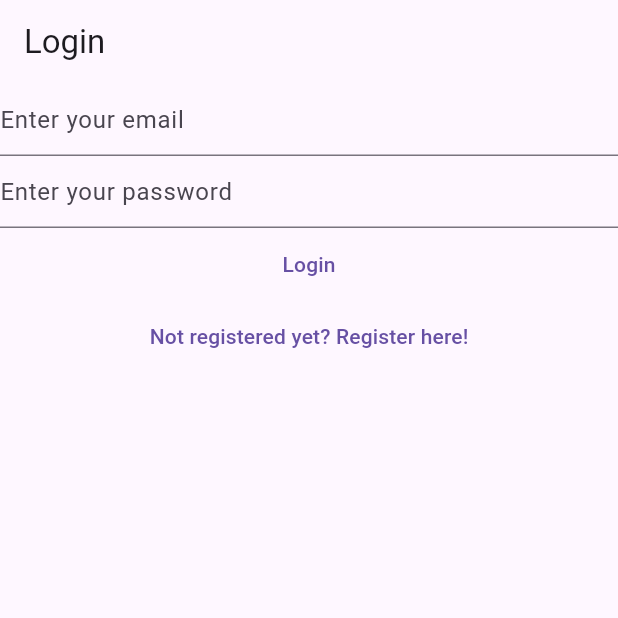
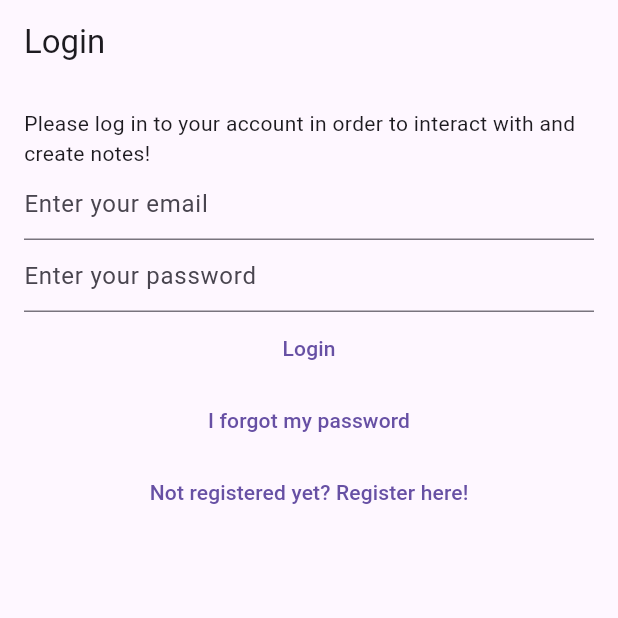
Before and after one commit to HensemLin/flutter_tut, a Flutter app: the screen it shows after launch, on a phone screen of 412 x 824 dp, the top half of it. Run offline on Flutter 3.47's test engine with Material 3 defaults, Android fonts, the phone set to English and light mode, and no system bars; our stand-ins replace bloc, cloud_firestore, equatable, firebase_auth, firebase_core, flutter_bloc and 1 more; accounts and stored records are empty.

Commit message:
step -27

```diff
--- a/lib/main.dart
+++ b/lib/main.dart
@@ -6,6 +6,7 @@ import 'package:mynotes/services/auth/bloc/auth_bloc.dart';
 import 'package:mynotes/services/auth/bloc/auth_event.dart';
 import 'package:mynotes/services/auth/bloc/auth_state.dart';
 import 'package:mynotes/services/auth/firebase_auth_provider.dart';
+import 'package:mynotes/views/forgot_password_view.dart';
 import 'package:mynotes/views/login_view.dart';
 import 'package:mynotes/views/notes/create_update_note_view.dart';
 import 'package:mynotes/views/notes/notes_view.dart';
@@ -62,6 +63,8 @@ class HomePage extends StatelessWidget {
           return const VerifyEmailView();
         } else if (state is AuthStateLoggedOut) {
           return const LoginView();
+        } else if (state is AuthStateForgotPassword) {
+          return const ForgotPasswordView();
         } else if (state is AuthStateRegistering) {
           return const RegisterView();
         } else {
--- a/lib/services/auth/auth_provider.dart
+++ b/lib/services/auth/auth_provider.dart
@@ -13,4 +13,5 @@ abstract class AuthProvider {
   });
   Future<void> logOut();
   Future<void> sendEmailVerification();
+  Future<void> sendPasswordReset({required String toEmail});
 }
--- a/lib/services/auth/auth_service.dart
+++ b/lib/services/auth/auth_service.dart
@@ -41,4 +41,8 @@ class AuthService implements AuthProvider {
 
   @override
   Future<void> sendEmailVerification() => provider.sendEmailVerification();
+
+  @override
+  Future<void> sendPasswordReset({required String toEmail}) =>
+      provider.sendPasswordReset(toEmail: toEmail);
 }
--- a/lib/services/auth/bloc/auth_event.dart
+++ b/lib/services/auth/bloc/auth_event.dart
@@ -32,6 +32,11 @@ class AuthEventShouldRegister extends AuthEvent {
   const AuthEventShouldRegister();
 }
 
+class AuthEventForgotPassword extends AuthEvent {
+  final String? email;
+  const AuthEventForgotPassword({this.email});
+}
+
 class AuthEventLogOut extends AuthEvent {
   const AuthEventLogOut();
 }
--- a/lib/services/auth/bloc/auth_state.dart
+++ b/lib/services/auth/bloc/auth_state.dart
@@ -21,6 +21,16 @@ class AuthStateRegistering extends AuthState {
   final Exception? exception;
   const AuthStateRegistering({required this.exception, required isLoading})
       : super(isLoading: isLoading);
+}
+
+class AuthStateForgotPassword extends AuthState {
+  final Exception? exception;
+  final bool hasSentEmail;
+  const AuthStateForgotPassword({
+    required this.exception,
+    required this.hasSentEmail,
+    required bool isLoading,
+  }) : super(isLoading: isLoading);
 }
 
 class AuthStateLoggedIn extends AuthState {
--- /dev/null
+++ b/lib/utilities/dialogs/password_reset_email_sent_dialog.dart
@@ -0,0 +1,14 @@
+import 'package:flutter/material.dart';
+import 'package:mynotes/utilities/dialogs/generic_dialog.dart';
+
+Future<void> showPasswordResetSentDialog(BuildContext context) {
+  return showGenericDialog<void>(
+    context: context,
+    title: 'Password Reset',
+    content:
+        'We have now sent you a password reset link. Please check your email for more information.',
+    optionBuilder: () => {
+      'OK': null,
+    },
+  );
+}
--- a/lib/views/login_view.dart
+++ b/lib/views/login_view.dart
@@ -40,7 +40,7 @@ class _LoginViewState extends State<LoginView> {
             if (mounted) {
               await showErrorDialog(
                 context,
-                "User not found",
+                "Cannot find a user with the entered credentials!",
               );
             }
           } else if (state.exception is GenericAuthException) {
@@ -55,8 +55,12 @@ class _LoginViewState extends State<LoginView> {
       },
       child: Scaffold(
         appBar: AppBar(title: const Text("Login")),
-        body: Column(
+        body: Padding(
+          padding: const EdgeInsets.all(16.0),
+          child: Column(
             children: [
+              const Text(
+                  'Please log in to your account in order to interact with and create notes!'),
               TextField(
                 controller: _email,
                 enableSuggestions: false,
@@ -88,6 +92,14 @@ class _LoginViewState extends State<LoginView> {
               TextButton(
                 onPressed: () {
                   context.read<AuthBloc>().add(
+                        const AuthEventForgotPassword(),
+                      );
+                },
+                child: const Text('I forgot my password'),
+              ),
+              TextButton(
+                onPressed: () {
+                  context.read<AuthBloc>().add(
                         const AuthEventShouldRegister(),
                       );
                 },
@@ -96,6 +108,7 @@ class _LoginViewState extends State<LoginView> {
             ],
           ),
         ),
+      ),
     );
   }
 }
```
Also changed, not shown: lib/services/auth/bloc/auth_bloc.dart (+42 -0 lines), lib/services/auth/firebase_auth_provider.dart (+18 -0 lines), lib/views/forgot_password_view.dart (added, +88 -0 lines), lib/views/register_view.dart (+13 -1 lines), 1 other file. Lines whose indentation alone changed are shown as unchanged.
